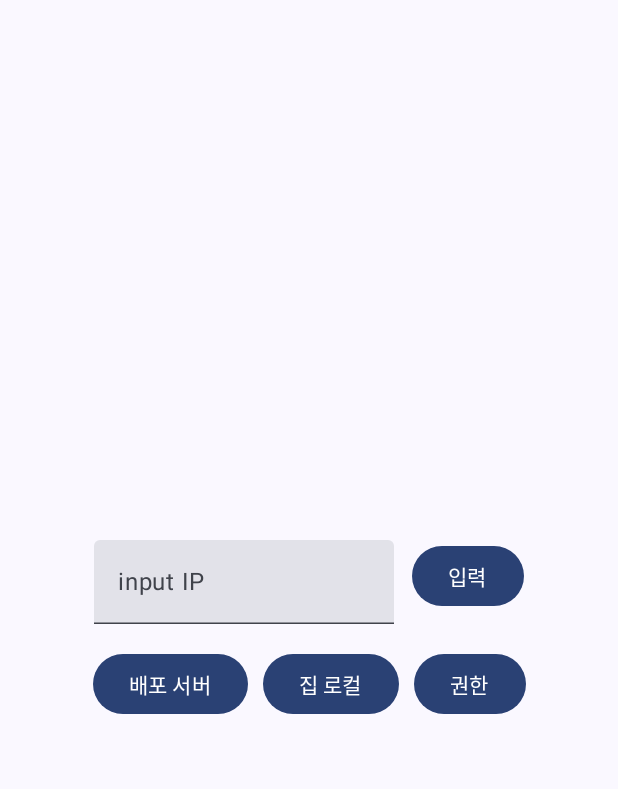
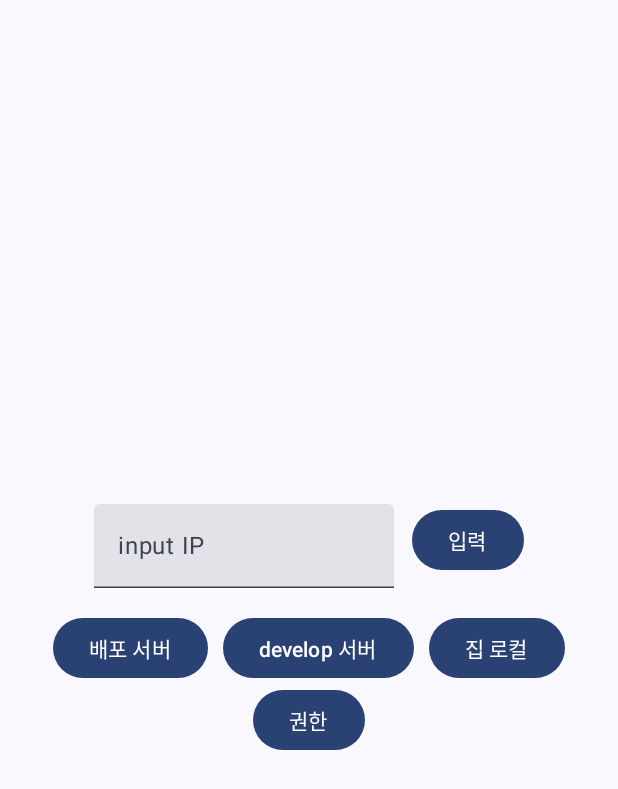
Before and after one commit to cyanO94/runaway_aos, an Android app built with Jetpack Compose: the screen it shows after launch (MainActivity), on a phone screen of 412 x 824 dp. Shown: the top 789 px of the screen. Run offline under Robolectric (Android 15) with nearby library versions, the phone set to English and light mode, and no system bars; our stand-ins replace Dagger/Hilt's generated code, Timber.

Commit message:
develop 접근용 버튼 추가

```diff
--- a/app/src/main/java/com/example/runaway_aos/ui/RunawayApp.kt
+++ b/app/src/main/java/com/example/runaway_aos/ui/RunawayApp.kt
@@ -104,9 +104,19 @@ fun UrlSetScreen(
                 Text("배포 서버")
             }
             Button(
+                onClick = {changeView("http://175.45.202.231/")}) {
+                Text("develop 서버")
+            }
+            Button(
                 onClick = {changeView("http://192.168.0.7:9002/")}) {
                 Text("집 로컬")
             }
+        }
+
+        Row(
+            modifier = modifier,
+            horizontalArrangement = Arrangement.spacedBy(10.dp),
+        ) {
 
             Button(
                 onClick = {
```
